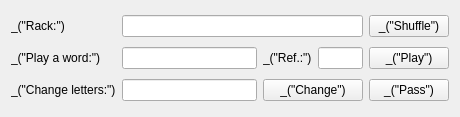
First picture: the form in qt/ui/player_widget.ui, repository cjlano/eliot, before the edit.
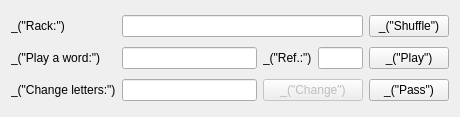
Second picture: the form after the edit.

Commit message: In free game mode, the "Change" button cannot be used anymore to pass without changing any letter. This should be more intuitive.

Patch:
```diff
--- a/qt/ui/player_widget.ui
+++ b/qt/ui/player_widget.ui
@@ -48,6 +48,9 @@
    </item>
    <item row="2" column="2" colspan="2">
     <widget class="QPushButton" name="pushButtonChange">
+     <property name="enabled">
+      <bool>false</bool>
+     </property>
      <property name="text">
       <string>_(&quot;Change&quot;)</string>
      </property>
```
The commit also changes 2 other files.
